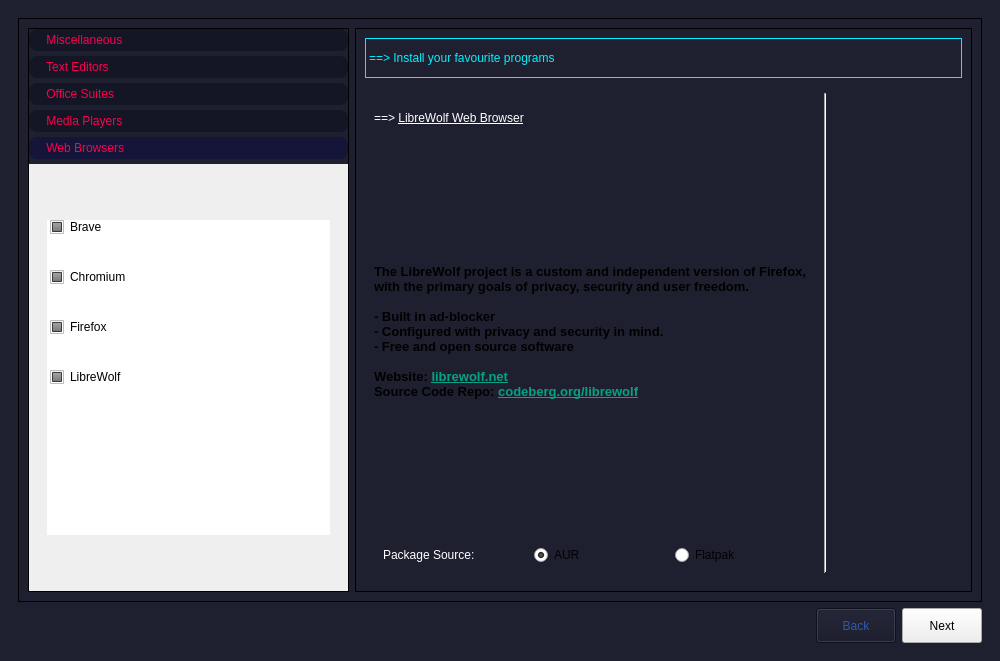
Above: src/ui/welcomeScreen.ui from StratOS-Linux/stratOS-maneki-neko before the change. Below: the same form after it.
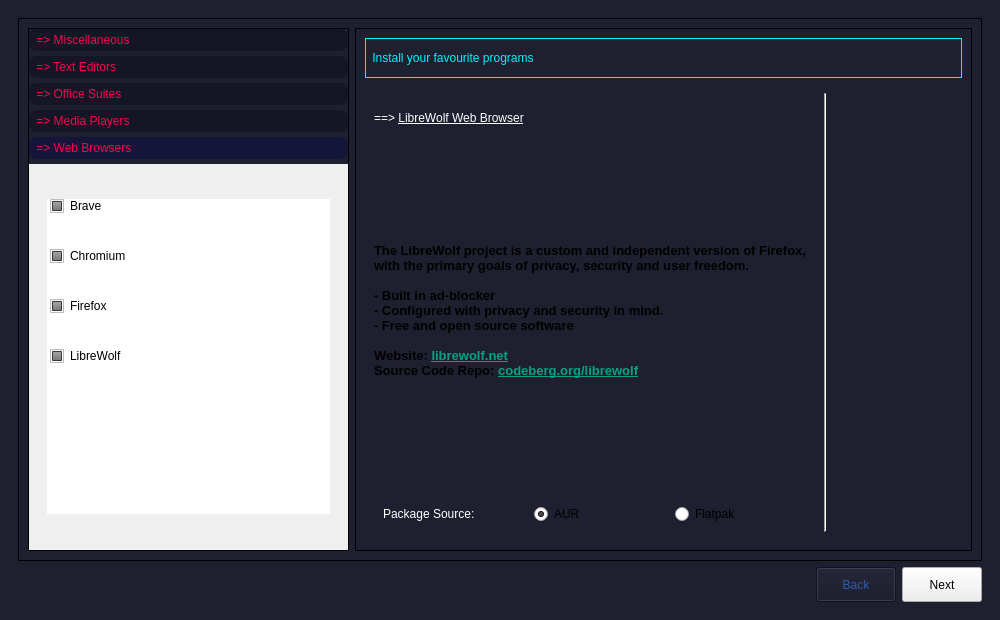
That is the form after the change. The open tabs and pages were chosen to show the change. Icons and pictures are not drawn.

```diff
--- a/src/ui/welcomeScreen.ui
+++ b/src/ui/welcomeScreen.ui
@@ -7,7 +7,7 @@
     <x>0</x>
     <y>0</y>
     <width>1000</width>
-    <height>661</height>
+    <height>620</height>
    </rect>
   </property>
   <property name="minimumSize">
@@ -1061,7 +1061,7 @@
                    </rect>
                   </property>
                   <attribute name="label">
-                   <string>    Miscellaneous</string>
+                   <string> =&gt; Miscellaneous</string>
                   </attribute>
                   <layout class="QVBoxLayout" name="verticalLayout_18">
                    <item>
@@ -1176,7 +1176,7 @@
                    </rect>
                   </property>
                   <attribute name="label">
-                   <string>    Text Editors</string>
+                   <string> =&gt; Text Editors</string>
                   </attribute>
                   <layout class="QVBoxLayout" name="verticalLayout_27">
                    <item>
@@ -1264,7 +1264,7 @@
                    </rect>
                   </property>
                   <attribute name="label">
-                   <string>    Office Suites</string>
+                   <string> =&gt; Office Suites</string>
                   </attribute>
                   <layout class="QVBoxLayout" name="verticalLayout_16">
                    <item>
@@ -1340,7 +1340,7 @@
                    </rect>
                   </property>
                   <attribute name="label">
-                   <string>    Media Players</string>
+                   <string> =&gt; Media Players</string>
                   </attribute>
                   <layout class="QVBoxLayout" name="verticalLayout_14">
                    <item>
@@ -1411,12 +1411,12 @@
                    <rect>
                     <x>0</x>
                     <y>0</y>
-                    <width>319</width>
-                    <height>419</height>
+                    <width>305</width>
+                    <height>365</height>
                    </rect>
                   </property>
                   <attribute name="label">
-                   <string>    Web Browsers</string>
+                   <string> =&gt; Web Browsers</string>
                   </attribute>
                   <layout class="QVBoxLayout" name="verticalLayout_12">
                    <item>
@@ -1578,7 +1578,7 @@
                      <enum>QFrame::Box</enum>
                     </property>
                     <property name="text">
-                     <string>==&gt; Install your favourite programs</string>
+                     <string> Install your favourite programs</string>
                     </property>
                     <property name="alignment">
                      <set>Qt::AlignLeading|Qt::AlignLeft|Qt::AlignVCenter</set>
```
Left out of the diff: 26 changed lines with no effect on the pictures.
